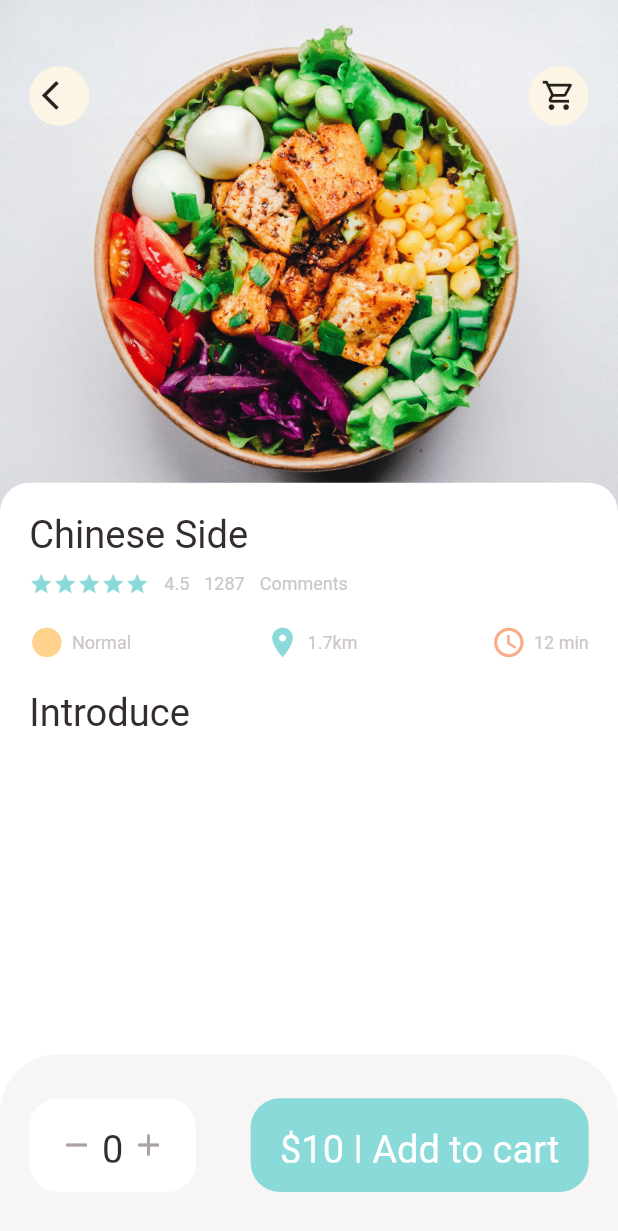
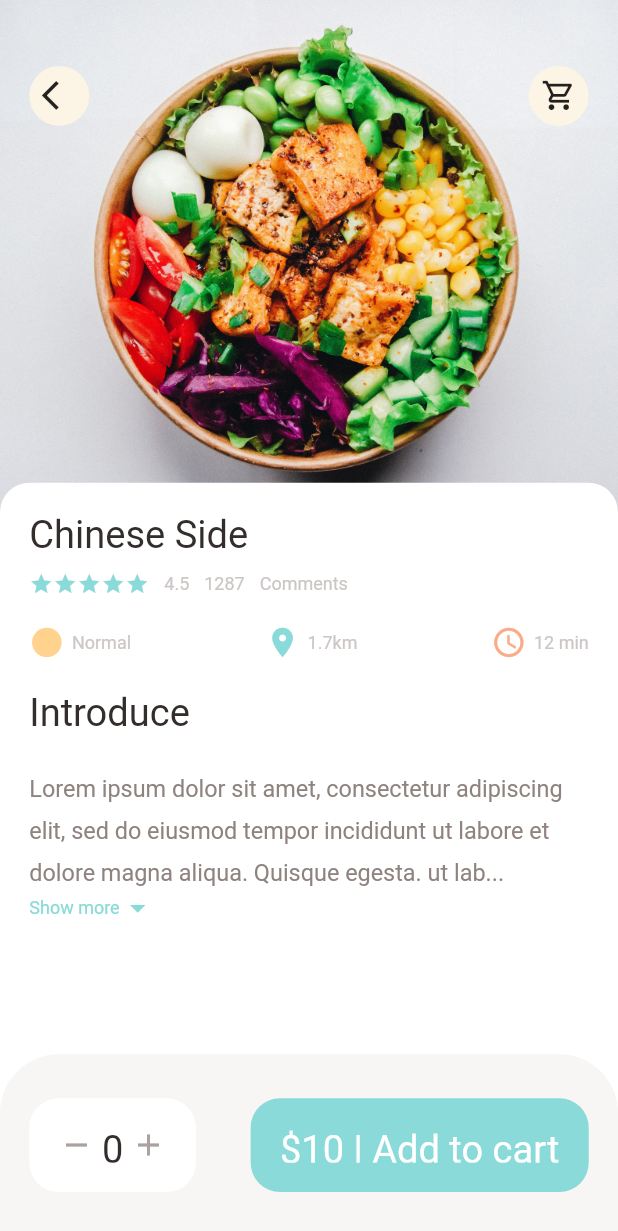
Before and after one commit to ahhmedsafwat/FoodDeliveryApp, a Flutter app: the FoodDetails screen opened directly, on a phone screen of 412 x 824 dp. Shown: the top 1231 px of the screen. Run offline on Flutter 3.47's test engine with Material 2 defaults, Android fonts, the phone set to English and light mode, and no system bars; our stand-ins replace dots_indicator, get.

Commit message:
food details is done

```diff
--- a/lib/core/utils/dimension.dart
+++ b/lib/core/utils/dimension.dart
@@ -21,6 +21,7 @@ class Dimensions {
   static double width45 = screenHeight / 18.76;
 
   // font size
+  static double font16 = screenHeight / 52.7;
   static double font20 = screenHeight / 42.2;
   static double font26 = screenHeight / 32.46;
 
--- /dev/null
+++ b/lib/features/FoodDetails/presentation/view/popular_food_details.dart
@@ -0,0 +1,13 @@
+import 'package:flutter/material.dart';
+import 'package:food_delivery_app/features/FoodDetails/presentation/view/widgets/popular_food_details_body.dart';
+
+class PopularFoodDetails extends StatelessWidget {
+  const PopularFoodDetails({super.key});
+
+  @override
+  Widget build(BuildContext context) {
+    return const Scaffold(
+      body: PopularFoodDetailsBody(),
+    );
+  }
+}
--- /dev/null
+++ b/lib/features/FoodDetails/presentation/view/widgets/expendable_text.dart
@@ -0,0 +1,76 @@
+import 'dart:io';
+
+import 'package:flutter/material.dart';
+import 'package:food_delivery_app/core/utils/colors.dart';
+import 'package:food_delivery_app/core/utils/dimension.dart';
+import 'package:food_delivery_app/core/widgets/small_text.dart';
+import 'package:get/get.dart';
+
+class ExpandableText extends StatefulWidget {
+  const ExpandableText({super.key, required this.text});
+  final String text;
+  @override
+  State<ExpandableText> createState() => _ExpandableTextState();
+}
+
+class _ExpandableTextState extends State<ExpandableText> {
+  late String firstHalf;
+  late String secondHalf;
+  double textHeight = Dimensions.screenHeight / 5.63;
+
+  bool hiddenText = true;
+
+  @override
+  void initState() {
+    if (widget.text.length > textHeight) {
+      firstHalf = widget.text.substring(0, textHeight.toInt());
+      secondHalf =
+          widget.text.substring(textHeight.toInt() + 1, widget.text.length);
+    } else {
+      firstHalf = widget.text;
+      secondHalf = '';
+    }
+    super.initState();
+  }
+
+  @override
+  Widget build(BuildContext context) {
+    return Container(
+      child: secondHalf.isEmpty
+          ? SmallText(
+              text: firstHalf,
+              size: Dimensions.font16,
+              color: AppColors.paraColor2,
+              height: 1.8,
+            )
+          : Column(
+              children: [
+                SmallText(
+                  text:
+                      hiddenText ? ('$firstHalf...') : (firstHalf + secondHalf),
+                  size: Dimensions.font16,
+                  color: AppColors.paraColor2,
+                  height: 1.8,
+                ),
+                InkWell(
+                  onTap: () {
+                    setState(() {
+                      hiddenText = !hiddenText;
+                    });
+                  },
+                  child: Row(children: [
+                    SmallText(
+                      text: hiddenText ? 'Show more' : 'Show less',
+                      color: AppColors.mainColor,
+                    ),
+                    Icon(
+                      hiddenText ? Icons.arrow_drop_down : Icons.arrow_drop_up,
+                      color: AppColors.mainColor,
+                    )
+                  ]),
+                )
+              ],
+            ),
+    );
+  }
+}
--- a/lib/features/FoodDetails/presentation/view/widgets/food_details_body.dart
+++ b/lib/features/FoodDetails/presentation/view/widgets/food_details_body.dart
@@ -5,6 +5,7 @@ import 'package:food_delivery_app/features/FoodDetails/presentation/view/widgets
 import '../../../../../core/widgets/big_text.dart';
 import '../../../../../core/widgets/order_information.dart';
 import '../../../../home/presentation/views/widgets/rating.dart';
+import 'expendable_text.dart';
 
 class FoodDetailsBody extends StatelessWidget {
   const FoodDetailsBody({super.key});
@@ -62,6 +63,14 @@ class FoodDetailsBody extends StatelessWidget {
                   const OrderIformation(),
                   SizedBox(height: Dimensions.height20),
                   const BigText(text: 'Introduce'),
+                  SizedBox(height: Dimensions.height20),
+                  const Expanded(
+                    child: SingleChildScrollView(
+                      child: ExpandableText(
+                          text:
+                              'Lorem ipsum dolor sit amet, consectetur adipiscing elit, sed do eiusmod tempor incididunt ut labore et dolore magna aliqua. Quisque egesta. ut labore et dolore magna aliqua. Quisque egesta. ut labore et dolore magna aliqua. Quisque egesta. ut labore et dolore magna aliqua. Quisque egesta.'),
+                    ),
+                  )
                 ],
               ),
             )),
--- /dev/null
+++ b/lib/features/FoodDetails/presentation/view/widgets/popular_food_details_body.dart
@@ -0,0 +1,10 @@
+import 'package:flutter/material.dart';
+
+class PopularFoodDetailsBody extends StatelessWidget {
+  const PopularFoodDetailsBody({super.key});
+
+  @override
+  Widget build(BuildContext context) {
+    return Container();
+  }
+}
--- a/lib/main.dart
+++ b/lib/main.dart
@@ -1,6 +1,7 @@
 import 'package:flutter/material.dart';
 import 'package:get/get.dart';
 import 'features/FoodDetails/presentation/view/food_details.dart';
+import 'features/FoodDetails/presentation/view/popular_food_details.dart';
 
 void main(List<String> args) {
   runApp(const FoodDeliveryApp());
@@ -13,7 +14,7 @@ class FoodDeliveryApp extends StatelessWidget {
   Widget build(BuildContext context) {
     return const GetMaterialApp(
       debugShowCheckedModeBanner: false,
-      home: FoodDetails(),
+      home: PopularFoodDetails(),
     );
   }
 }
```
